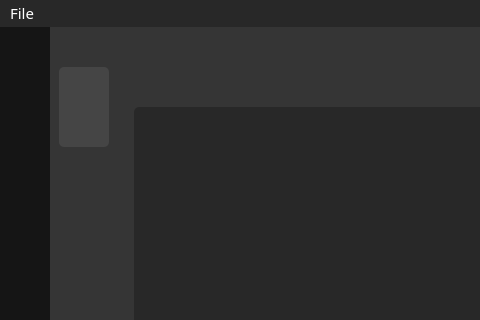
Above: yoloAnt.ui from Lachie1011/YoloAnt before the change; both pictures show x 0 to 480 and y 0 to 320 of the 1100 by 827 pixel window. Below: the same form after it.
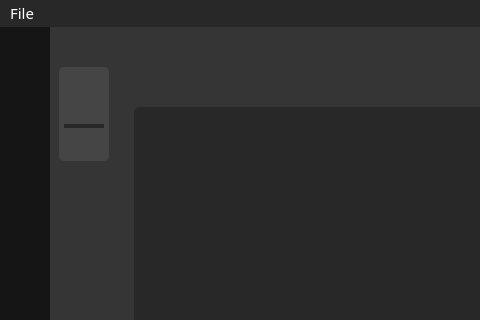
That is the form after the change. The open tabs and pages were chosen to show the change. Icons and pictures are not drawn. Custom widgets are drawn as their Qt base class.

```diff
--- a/yoloAnt.ui
+++ b/yoloAnt.ui
@@ -803,6 +803,12 @@
                  <enum>QFrame::Raised</enum>
                 </property>
                 <layout class="QVBoxLayout" name="verticalLayout_9">
+                 <property name="leftMargin">
+                  <number>5</number>
+                 </property>
+                 <property name="rightMargin">
+                  <number>5</number>
+                 </property>
                  <item>
                   <widget class="QPushButton" name="mouseToolBtn">
                    <property name="text">
@@ -843,6 +849,49 @@
                    </property>
                   </widget>
                  </item>
+                 <item>
+                  <widget class="Line" name="line">
+                   <property name="sizePolicy">
+                    <sizepolicy hsizetype="Minimum" vsizetype="Fixed">
+                     <horstretch>0</horstretch>
+                     <verstretch>0</verstretch>
+                    </sizepolicy>
+                   </property>
+                   <property name="minimumSize">
+                    <size>
+                     <width>4</width>
+                     <height>4</height>
+                    </size>
+                   </property>
+                   <property name="styleSheet">
+                    <string notr="true">background-color: #282828;
+border-radius: 15px;</string>
+                   </property>
+                   <property name="lineWidth">
+                    <number>1</number>
+                   </property>
+                   <property name="orientation">
+                    <enum>Qt::Horizontal</enum>
+                   </property>
+                  </widget>
+                 </item>
+                 <item>
+                  <widget class="QPushButton" name="deleteBBBtn">
+                   <property name="text">
+                    <string/>
+                   </property>
+                   <property name="icon">
+                    <iconset>
+                     <normaloff>icons/icons8-waste-30.png</normaloff>icons/icons8-waste-30.png</iconset>
+                   </property>
+                   <property name="iconSize">
+                    <size>
+                     <width>30</width>
+                     <height>30</height>
+                    </size>
+                   </property>
+                  </widget>
+                 </item>
                 </layout>
                </widget>
               </item>
```
Left out of the diff: 2 changed lines with no effect on the pictures.
